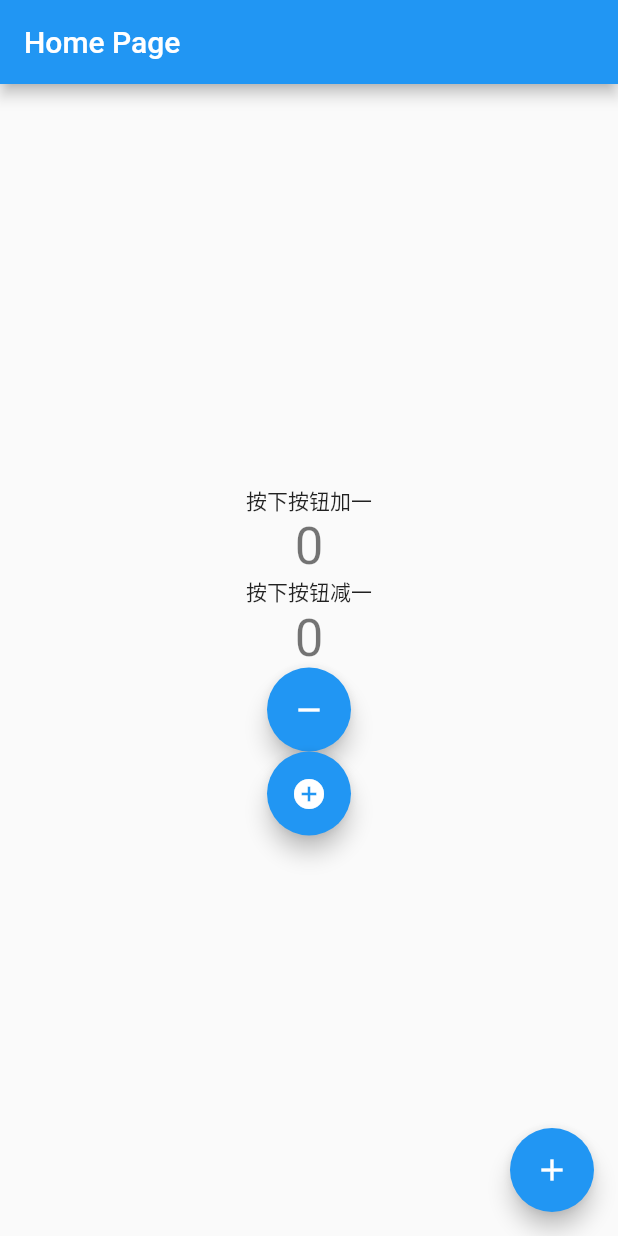
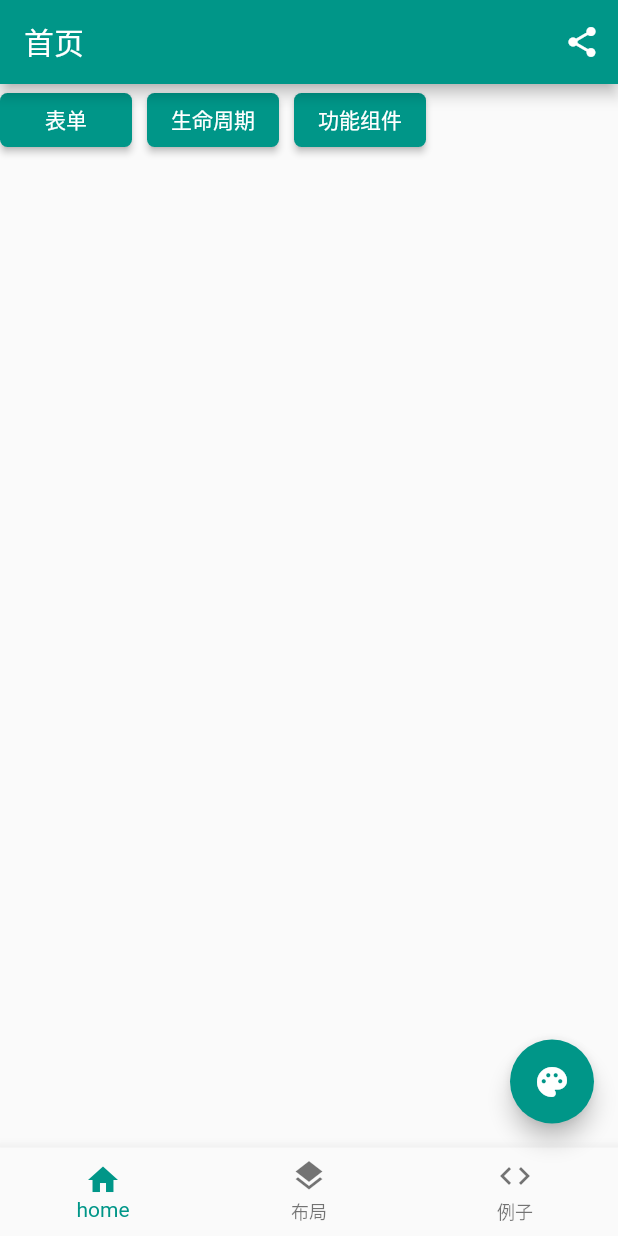
Before and after one commit to harrisonliu5/flutter_leaning, a Flutter app: the screen it shows after launch, on a phone screen of 412 x 824 dp. Run offline on Flutter 3.47's test engine with Material 2 defaults, Android fonts, the phone set to English and light mode, and no system bars.

Commit message:
完成一个app

```diff
--- a/lib/count_page.dart
+++ b/lib/count_page.dart
@@ -70,11 +70,8 @@ class _HomePageState extends State<MyHomePage> {
   @override
   Widget build(BuildContext context) {
     final count = widget.count;
-    return new Scaffold(
-      appBar: new AppBar(
-        title: new Text(widget.title),
-      ),
-      body: new Center(
+    return new Container(
+      alignment: Alignment.center,
       child: new Column(
         mainAxisAlignment: MainAxisAlignment.center,
         children: <Widget>[
@@ -94,18 +91,17 @@ class _HomePageState extends State<MyHomePage> {
             child: Icon(Icons.remove),
           ),
           new FloatingActionButton(
+            heroTag: 'btn3',
+            onPressed: _handleIncreaseNum,
+            child: new Icon(Icons.add),
+          ),
+          new FloatingActionButton(
             heroTag: 'btn2',
             onPressed: _handleRoute,
             child: Icon(Icons.add_circle),
           ),
         ],
       ),
-      ),
-      floatingActionButton: new FloatingActionButton(
-        heroTag: 'btn3',
-        onPressed: _handleIncreaseNum,
-        child: new Icon(Icons.add),
-      ),
     );
   }
 }
--- /dev/null
+++ b/lib/home.dart
@@ -0,0 +1,177 @@
+import 'package:flutter/material.dart';
+import 'package:flutter_count/base_widget_page.dart';
+import 'package:flutter_count/count_page.dart';
+import 'package:flutter_count/form_page.dart';
+import 'package:flutter_count/functional_widget.dart';
+import 'package:flutter_count/life_page.dart';
+
+class HomePage extends StatefulWidget {
+  @override
+  _HomePageState createState() => new _HomePageState();
+}
+
+class _HomePageState extends State<HomePage> {
+  int _selectedIndex = 0;
+  Color _themeColor = Colors.teal;
+
+  void _onItemTapped(int index) {
+    print(index);
+    setState(() {
+      _selectedIndex = index;
+    });
+  }
+
+  dynamic showWidgetByIndex() {
+    switch (_selectedIndex) {
+      case 0:
+        // return new HomeWidgets(_themeColor);
+        return new HomeWidgetsPage(_themeColor);
+        break;
+      case 1:
+        return new BaseWidgetPage();
+      case 2:
+        return new ParentWidget(title: 'Home Page');
+    }
+  }
+
+  void _changeThemeColor() {
+    setState(() {
+      _themeColor = _themeColor == Colors.teal ? Colors.blue : Colors.teal;
+    });
+  }
+
+  @override
+  Widget build(BuildContext context) {
+    ThemeData themeData = Theme.of(context);
+    return Theme(
+      data: ThemeData(
+        primarySwatch: _themeColor,
+        iconTheme: IconThemeData(color: _themeColor),
+      ),
+      child: Scaffold(
+        appBar: AppBar(
+          title: Text("首页"),
+          actions: <Widget>[
+            IconButton(
+              icon: Icon(Icons.share),
+              onPressed: () {},
+            ),
+          ],
+        ),
+        // drawer: new MyDrawer(),
+        bottomNavigationBar: BottomNavigationBar(
+          fixedColor: _themeColor,
+          items: <BottomNavigationBarItem>[
+            BottomNavigationBarItem(
+              icon: Icon(Icons.home),
+              title: Text("home"),
+            ),
+            BottomNavigationBarItem(
+              icon: Icon(Icons.layers),
+              title: Text("布局"),
+            ),
+            BottomNavigationBarItem(
+              icon: Icon(Icons.code),
+              title: Text("例子"),
+            )
+          ],
+          currentIndex: _selectedIndex,
+          onTap: _onItemTapped,
+        ),
+        body: Container(
+          child: showWidgetByIndex(),
+        ),
+        floatingActionButton: FloatingActionButton(
+          child: Icon(Icons.palette),
+          onPressed: _changeThemeColor,
+        ),
+      ),
+    );
+  }
+}
+
+class HomeWidgetsPage extends StatefulWidget {
+  HomeWidgetsPage(
+    this._themeColor,
+  );
+  final Color _themeColor;
+
+  @override
+  _HomeWidgetState createState() => _HomeWidgetState();
+}
+
+class _HomeWidgetState extends State<HomeWidgetsPage> {
+  void _gotoForm() {
+    Navigator.push(context, MaterialPageRoute(builder: (context) {
+      return new FormPage();
+    }));
+  }
+
+  void _gotoFunctionalWidget() {
+    Navigator.push(context, MaterialPageRoute(builder: (context) {
+      return new WillPopScopeTestRoute();
+    }));
+  }
+
+  void _gotoLife() {
+    Navigator.push(
+        context,
+        PageRouteBuilder(
+            transitionDuration: Duration(milliseconds: 500),
+            pageBuilder: (BuildContext context, Animation animation,
+                Animation scondaryAnmation) {
+              return new FadeTransition(
+                opacity: animation,
+                child: new LifePage(),
+              );
+            }));
+  }
+
+  @override
+  Widget build(BuildContext context) {
+    return new Row(
+      mainAxisAlignment: MainAxisAlignment.start,
+      children: <Widget>[
+        Padding(
+          padding: EdgeInsets.only(right: 10.0),
+          child: RaisedButton(
+            child: Text("表单"),
+            color: widget._themeColor,
+            textColor: Colors.white,
+            shape: RoundedRectangleBorder(
+              borderRadius: BorderRadius.all(
+                Radius.circular(5.0),
+              ),
+            ),
+            onPressed: _gotoForm,
+          ),
+        ),
+        RaisedButton(
+          child: Text("生命周期"),
+          color: widget._themeColor,
+          textColor: Colors.white,
+          shape: RoundedRectangleBorder(
+            borderRadius: BorderRadius.all(
+              Radius.circular(5.0),
+            ),
+          ),
+          onPressed: _gotoLife,
+        ),
+        Padding(
+          padding: EdgeInsets.only(left: 10.0),
+          child: RaisedButton(
+            child: Text("功能组件"),
+            color: widget._themeColor,
+            textColor: Colors.white,
+            shape: RoundedRectangleBorder(
+              borderRadius: BorderRadius.all(
+                Radius.circular(5.0),
+              ),
+            ),
+            onPressed: _gotoFunctionalWidget,
+          ),
+        ),
+      ],
+    );
+  }
+}
--- a/lib/main.dart
+++ b/lib/main.dart
@@ -1,4 +1,5 @@
 import 'package:flutter/material.dart';
+import 'package:flutter_count/home.dart';
 import 'package:flutter_count/layout_page.dart';
 import 'package:flutter_count/life_page.dart';
 import 'count_page.dart';
@@ -10,61 +11,27 @@ class MyApp extends StatelessWidget {
   @override
   Widget build(BuildContext context) {
     return new MaterialApp(
-      title: 'Count Demo',
-      theme: new ThemeData(
-        primaryColor: Colors.blue,
-      ),
       routes: {
         'new_route': (BuildContext context) => NewRoute(),
-        '/': (BuildContext context) => ParentWidget(title: 'Home Page'),
+        // '/': (BuildContext context) => ParentWidget(title: 'Home Page'),
         'life_page': (BuildContext context) => LifePage(),
         "layout_Row_page": (BuildContext context) => Layout_Row_Page(),
         "layout_Stack_page": (BuildContext context) => Layout_Stack_Page(),
       },
+      home: new HomePage(),
     );
   }
 }
 
-// class MyHomePage extends StatefulWidget {
-//   MyHomePage({Key key, this.title}) : super(key: key);
-//   final String title;
+class InheritedProvider<T> extends InheritedWidget {
+  InheritedProvider({@required this.data, Widget child}) : super(child: child);
 
-//   @override
-//   _MyHomePageState createState() => new _MyHomePageState();
-// }
+  //共享状态使用泛型
+  final T data;
 
-// class _MyHomePageState extends State<MyHomePage> {
-//   int _count = 0;
-
-//   void _incrementCounter() {
-//     setState(() {
-//       _count++;
-//     });
-//   }
-
-//   @override
-//   Widget build(BuildContext context) {
-//     return new Scaffold(
-//       appBar: new AppBar(
-//         title: new Text(widget.title),
-//       ),
-//       body: new Center(
-//         child: new Column(
-//           mainAxisAlignment: MainAxisAlignment.center,
-//           children: <Widget>[
-//             new Text('按下按钮增加数字'),
-//             new Text(
-//               '$_count',
-//               style: Theme.of(context).textTheme.display1,
-//             )
-//           ],
-//         ),
-//       ),
-//       floatingActionButton: new FloatingActionButton(
-//         onPressed: _incrementCounter,
-//         tooltip: '增加',
-//         child: new Icon(Icons.add),
-//       ),
-//     );
-//   }
-// }
+  @override
+  bool updateShouldNotify(InheritedProvider<T> old) {
+    //在此简单返回true，则每次更新都会调用依赖其的子孙节点的`didChangeDependencies`。
+    return true;
+  }
+}
```
Also changed, not shown: lib/base_widget_page.dart (+26 -1 lines), lib/functional_widget.dart (added, +40 -0 lines), lib/layout_page.dart (+75 -0 lines), lib/life_page.dart (+7 -1 lines). Lines whose indentation alone changed are shown as unchanged.
